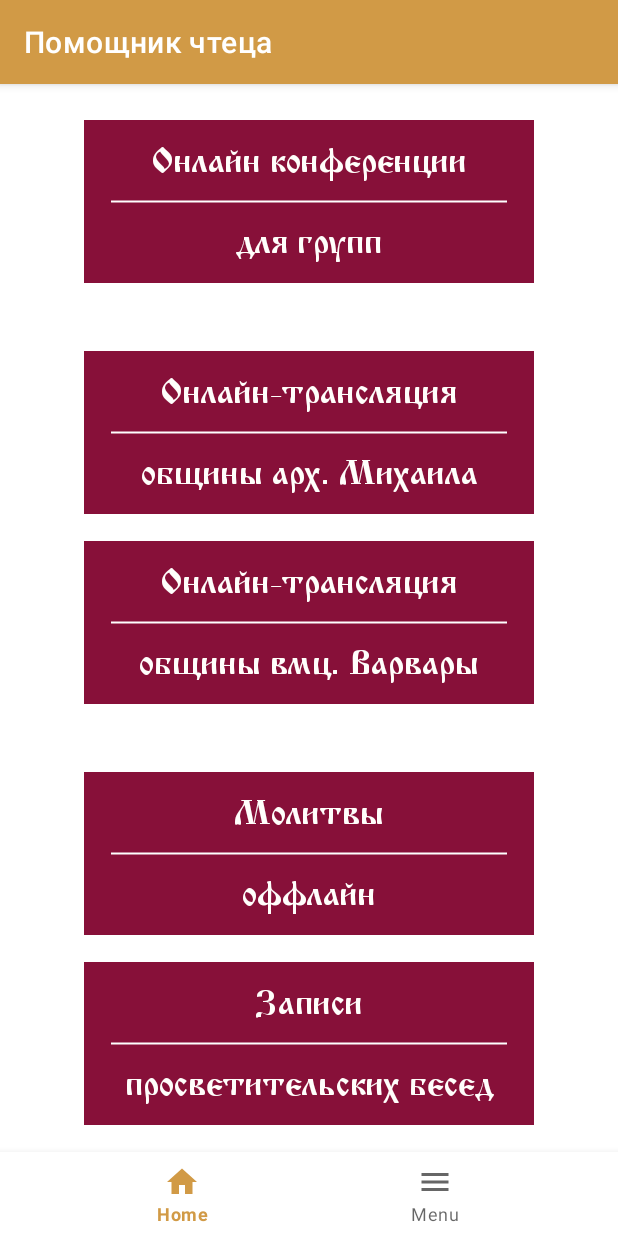
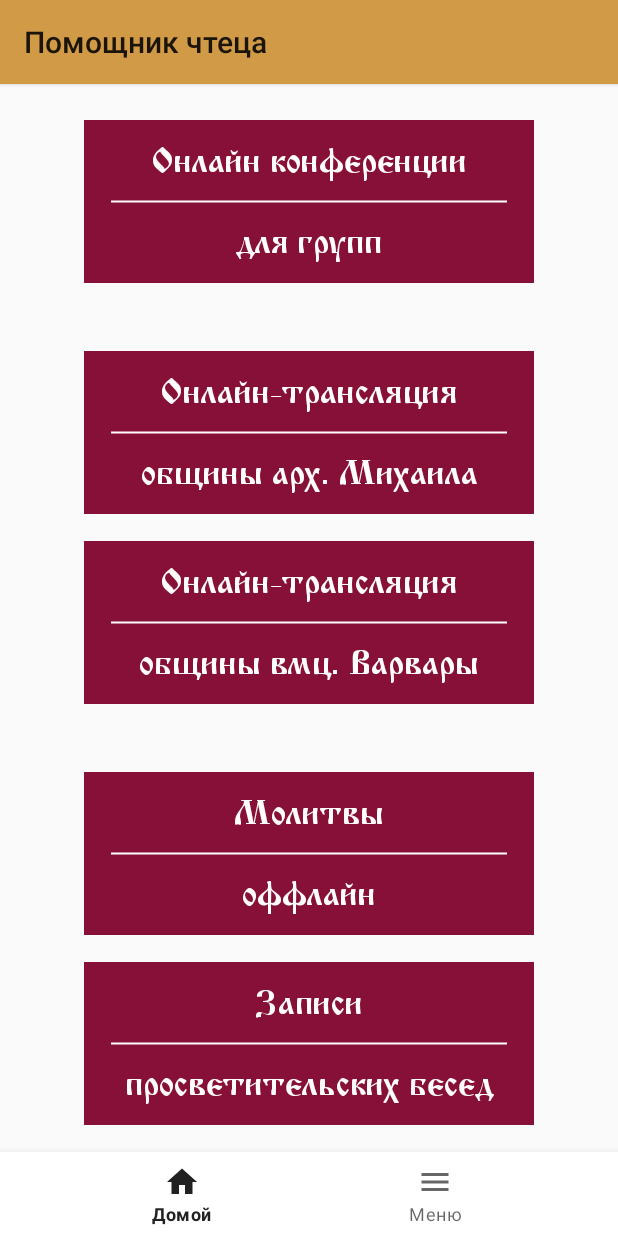
Before and after one commit to haniko135/akafist_mobile_app, an Android app: the screen it shows after launch (MainActivity), on a phone screen of 412 x 824 dp. Run offline under Robolectric (Android 15) with nearby library versions, the phone set to English and light mode, and no system bars.

Commit message:
finally add toolbar

```diff
--- a/app/src/main/java/com/example/akafist/MainActivity.java
+++ b/app/src/main/java/com/example/akafist/MainActivity.java
@@ -2,6 +2,7 @@ package com.example.akafist;
 
 import androidx.annotation.NonNull;
 import androidx.appcompat.app.AppCompatActivity;
+import androidx.appcompat.widget.Toolbar;
 import androidx.fragment.app.Fragment;
 import androidx.fragment.app.FragmentTransaction;
 import androidx.navigation.NavController;
@@ -34,6 +35,9 @@ public class MainActivity extends AppCompatActivity {
         super.onPostResume();
         binding = ActivityMainBinding.inflate(getLayoutInflater());
         setContentView(binding.getRoot());
+
+        Toolbar supToolBar = findViewById(R.id.supToolBar);
+        setSupportActionBar(supToolBar);
 
         NavController navController;
         NavHostFragment navHostFragment =
--- a/app/src/main/java/com/example/akafist/fragments/Home.java
+++ b/app/src/main/java/com/example/akafist/fragments/Home.java
@@ -36,7 +36,7 @@ public class Home extends Fragment {
     @Override
     public void onCreate(Bundle savedInstanceState) {
         super.onCreate(savedInstanceState);
-        ((AppCompatActivity)getActivity()).getSupportActionBar().setTitle("Помощник чтеца");
+        //((AppCompatActivity)getActivity()).getSupportActionBar().setTitle("Помощник чтеца");
     }
 
     @Override
--- a/app/src/main/res/layout/activity_main.xml
+++ b/app/src/main/res/layout/activity_main.xml
@@ -1,5 +1,5 @@
 <?xml version="1.0" encoding="utf-8"?>
-<androidx.constraintlayout.widget.ConstraintLayout xmlns:android="http://schemas.android.com/apk/res/android"
+<LinearLayout xmlns:android="http://schemas.android.com/apk/res/android"
     xmlns:app="http://schemas.android.com/apk/res-auto"
     xmlns:tools="http://schemas.android.com/tools"
     android:layout_width="match_parent"
@@ -7,37 +7,47 @@
     tools:context=".MainActivity"
     android:orientation="vertical">
 
+    <androidx.appcompat.widget.Toolbar
+        android:id="@+id/supToolBar"
+        style="@style/supportToolbar"
+        android:elevation="2dp"
+        app:title="Помощник чтеца" />
+
+    <androidx.constraintlayout.widget.ConstraintLayout
+        android:layout_width="match_parent"
+        android:layout_height="match_parent">
+
         <androidx.fragment.app.FragmentContainerView
             android:id="@+id/nav_fragment"
             android:name="androidx.navigation.fragment.NavHostFragment"
             android:layout_width="match_parent"
             android:layout_height="0dp"
+            app:layout_constraintEnd_toEndOf="parent"
+            app:layout_constraintStart_toStartOf="parent"
+            app:layout_constraintTop_toTopOf="parent"
+            app:layout_constraintBottom_toTopOf="@id/bNav"
             app:defaultNavHost="true"
-        app:layout_constraintBottom_toTopOf="@id/bNav"
-        app:layout_constraintLeft_toLeftOf="parent"
-        app:layout_constraintRight_toRightOf="parent"
-        app:layout_constraintTop_toTopOf="parent"
             app:navGraph="@navigation/routes" />
 
         <FrameLayout
             android:id="@+id/fl_layout"
             android:layout_width="match_parent"
-        android:layout_height="0dp"
-        android:layout_weight="1"
-        app:layout_constraintBottom_toTopOf="@+id/bNav"
-        app:layout_constraintEnd_toEndOf="parent"
-        app:layout_constraintStart_toStartOf="parent"
-        app:layout_constraintTop_toTopOf="parent" />
+            android:layout_height="match_parent"
+            android:layout_weight="1" />
 
         <com.google.android.material.bottomnavigation.BottomNavigationView
             android:id="@+id/bNav"
             android:layout_width="0dp"
             android:layout_height="wrap_content"
             android:layout_weight="1"
+            app:layout_constraintStart_toStartOf="parent"
+            app:layout_constraintEnd_toEndOf="parent"
             app:layout_constraintBottom_toBottomOf="parent"
-        app:layout_constraintEnd_toEndOf="parent"
-        app:layout_constraintStart_toStartOf="parent"
+            app:layout_constraintTop_toBottomOf="@id/nav_fragment"
+            android:theme="@style/Theme.MaterialComponents.Light.DarkActionBar"
             app:menu="@menu/nav_menu" />
+
+    </androidx.constraintlayout.widget.ConstraintLayout>
 
 
     <!--<TextView
@@ -50,4 +60,4 @@
         app:layout_constraintTop_toTopOf="parent" />-->
 
 
-</androidx.constraintlayout.widget.ConstraintLayout>
+</LinearLayout>
--- a/app/src/main/res/menu/nav_menu.xml
+++ b/app/src/main/res/menu/nav_menu.xml
@@ -1,9 +1,9 @@
 <?xml version="1.0" encoding="utf-8"?>
 <menu xmlns:android="http://schemas.android.com/apk/res/android">
-    <item android:title="Home"
+    <item android:title="Домой"
         android:id="@+id/homeFragment"
         android:icon="@drawable/ic_baseline_home_24" />
-    <item android:title="Menu"
+    <item android:title="Меню"
         android:id="@+id/menuFragment"
         android:icon="@drawable/ic_baseline_menu_24"/>
 </menu>
--- a/app/src/main/res/values/colors.xml
+++ b/app/src/main/res/values/colors.xml
@@ -8,6 +8,8 @@
 
     <color name="black">#FF000000</color>
     <color name="white">#FFFFFFFF</color>
+    <color name="greyGrad">#A65C5C5C</color>
+    <color name="greyMenu">#BFFFFFFF</color>
 
     <color name="block_main">#871039</color>
     <color name="block_main_text">#fffefb</color>
--- a/app/src/main/res/values/styles.xml
+++ b/app/src/main/res/values/styles.xml
@@ -47,10 +47,10 @@
         <item name="android:textSize">14dp</item>
     </style>
 
-    <style name="supportToolbar" parent="Widget.AppCompat.Toolbar">
+    <style name="supportToolbar">
         <item name="android:background">@color/beige_500</item>
-        <item name="theme">@style/Theme.Akafist</item>
-        <item name="popupTheme">@style/ThemeOverlay.AppCompat.Light</item>
-        <item name="titleTextAppearance">@style/toolbarArrow</item>
+        <item name="android:fontFamily">@font/hirmos_ucs</item>
+        <item name="android:layout_width">match_parent</item>
+        <item name="android:layout_height">?attr/actionBarSize</item>
     </style>
 </resources>
--- a/app/src/main/res/values/themes.xml
+++ b/app/src/main/res/values/themes.xml
@@ -1,6 +1,6 @@
 <resources xmlns:tools="http://schemas.android.com/tools">
     <!-- Base application theme. -->
-    <style name="Theme.Akafist" parent="Theme.MaterialComponents.Light.DarkActionBar">
+    <style name="Theme.Akafist" parent="Theme.AppCompat.Light.NoActionBar">
         <!-- Primary brand color. -->
         <item name="colorPrimary">@color/beige_500</item>
         <item name="colorPrimaryVariant">@color/beige_700</item>
```
Lines whose indentation alone changed are shown as unchanged.
